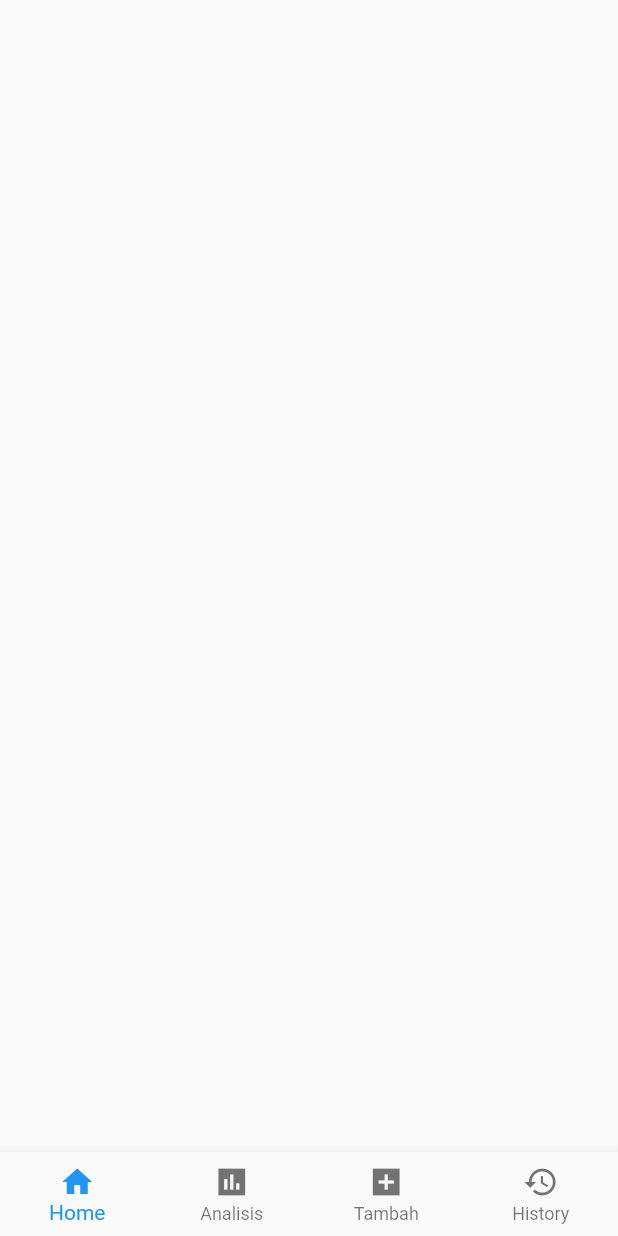
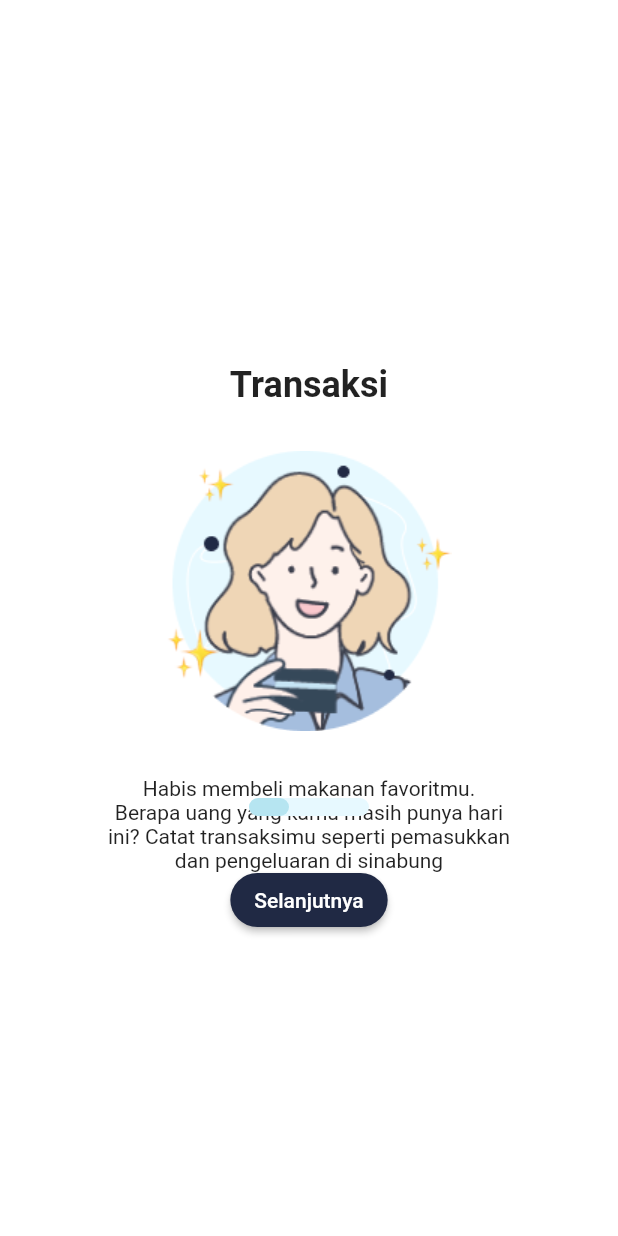
Before and after one commit to Yasminda19/mppl9, a Flutter app: the screen it shows after launch, on a phone screen of 412 x 824 dp. Run offline on Flutter 3.47's test engine with Material 2 defaults, Android fonts, the phone set to English and light mode, and no system bars; our stand-ins replace firebase_auth, firebase_core, google_sign_in, shared_preferences; accounts and stored records are empty.

Commit message:
onboarding

```diff
--- a/sinabung_flutter/sinabung/lib/Screens/sign_inScreen.dart
+++ b/sinabung_flutter/sinabung/lib/Screens/sign_inScreen.dart
@@ -1,7 +1,7 @@
 import 'package:flutter/material.dart';
 import 'package:sinabung/sign_in.dart';
 
-import 'first_screen.dart';
+// import 'first_screen.dart';
 
 class LoginPage extends StatefulWidget {
   @override
--- a/sinabung_flutter/sinabung/lib/main.dart
+++ b/sinabung_flutter/sinabung/lib/main.dart
@@ -1,17 +1,37 @@
 import 'package:flutter/material.dart';
-import 'card_widget.dart';
-import 'bottombar_widget.dart';
+import 'package:sinabung/utils/router.dart';
 
+import 'package:flutter/rendering.dart';
 
 void main() {
+  // debugPaintSizeEnabled = true;
   runApp(MyApp());
 }
 
 class MyApp extends StatelessWidget {
-
+  // This widget is the root of your application.
+  @override
   Widget build(BuildContext context) {
     return MaterialApp(
-      home: MyBottomBar()
+      title: 'Flutter Demo',
+      theme: ThemeData(
+        // This is the theme of your application.
+        //
+        // Try running your application with "flutter run". You'll see the
+        // application has a blue toolbar. Then, without quitting the app, try
+        // changing the primarySwatch below to Colors.green and then invoke
+        // "hot reload" (press "r" in the console where you ran "flutter run",
+        // or simply save your changes to "hot reload" in a Flutter IDE).
+        // Notice that the counter didn't reset back to zero; the application
+        // is not restarted.
+        primarySwatch: Colors.blue,
+        // This makes the visual density adapt to the platform that you run
+        // the app on. For desktop platforms, the controls will be smaller and
+        // closer together (more dense) than on mobile platforms.
+        visualDensity: VisualDensity.adaptivePlatformDensity,
+      ),
+      initialRoute: "/splash",
+      routes: appRoutes,
     );
   }
 }
--- /dev/null
+++ b/sinabung_flutter/sinabung/lib/utils/constants.dart
@@ -0,0 +1,6 @@
+class Constants {
+  static const testing = true;
+
+  // Shared Prefs keys
+  static const String appPreviouslyRunKey = "previously_run";
+}
--- /dev/null
+++ b/sinabung_flutter/sinabung/lib/utils/router.dart
@@ -0,0 +1,10 @@
+import 'package:sinabung/views/screens/splash.dart';
+import 'package:sinabung/views/screens/onboarding.dart';
+import 'package:sinabung/views/screens/auth.dart';
+
+Object appRoutes = {
+  "/splash": (context) => SplashScreenPage(),
+  "/onboarding": (context) => OnBoardingScreen(),
+  "/home": (context) => SplashScreenPage(),
+  "/auth": (context) => AuthPage(),
+};
--- /dev/null
+++ b/sinabung_flutter/sinabung/lib/utils/styles.dart
@@ -0,0 +1,5 @@
+import 'package:flutter/painting.dart';
+
+class Styles {
+  static const Color accentGreen = Color(0x202944);
+}
--- /dev/null
+++ b/sinabung_flutter/sinabung/lib/views/partials/onboarding_page.dart
@@ -0,0 +1,34 @@
+import 'package:flutter/material.dart';
+
+class OnBoardingPage extends StatelessWidget {
+  final String imgPath, title, body;
+
+  OnBoardingPage({this.imgPath, this.title, this.body});
+
+  @override
+  Widget build(BuildContext context) {
+    return Container(
+      margin: EdgeInsets.fromLTRB(72, 36, 72, 36),
+      child: Column(
+        mainAxisAlignment: MainAxisAlignment.center,
+        children: [
+          Text(
+            title,
+            style: TextStyle(
+              fontSize: 24,
+              fontWeight: FontWeight.bold,
+            ),
+          ),
+          SizedBox(height: 30),
+          Image.asset(imgPath),
+          SizedBox(height: 30),
+          Text(
+            body,
+            textAlign: TextAlign.center,
+            style: TextStyle(fontSize: 14),
+          ),
+        ],
+      ),
+    );
+  }
+}
--- /dev/null
+++ b/sinabung_flutter/sinabung/lib/views/screens/onboarding.dart
@@ -0,0 +1,122 @@
+import 'package:flutter/material.dart';
+import 'package:sinabung/utils/styles.dart';
+import 'package:sinabung/views/partials/onboarding_page.dart';
+import 'package:sinabung/views/partials/onboarding_indicator.dart';
+
+class OnBoardingScreen extends StatefulWidget {
+  @override
+  _OnBoardingScreenState createState() => _OnBoardingScreenState();
+}
+
+class _OnBoardingScreenState extends State<OnBoardingScreen> {
+  PageController _pageController;
+  int currentIndex = 0;
+
+  static const _kDuration = const Duration(microseconds: 300);
+  static const _kCurve = Curves.ease;
+  static const Color _kIndicatorBackgroundColor = Color(0xFFE7F9FF);
+  static const Color _kIndicatorColor = Color(0xFFB6E5F1);
+
+  void onPageChanged(int index) {
+    setState(() {
+      currentIndex = index;
+    });
+  }
+
+  void nextPage() {
+    _pageController.nextPage(duration: _kDuration, curve: _kCurve);
+  }
+
+  List<Widget> buildIndicators(int n) {
+    List<Widget> indicators = List<Widget>();
+    for (var i = 0; i < n; i++) {
+      indicators.add(
+        DecoratedBox(
+          decoration: BoxDecoration(
+            color: currentIndex == i ? _kIndicatorColor : Colors.transparent,
+            borderRadius: BorderRadius.all(Radius.circular(8)),
+          ),
+          child: SizedBox(height: 12, width: 80.0 / n),
+        ),
+      );
+    }
+    return indicators;
+  }
+
+  @override
+  void initState() {
+    super.initState();
+    this._pageController = PageController();
+  }
+
+  @override
+  void dispose() {
+    _pageController.dispose();
+    super.dispose();
+  }
+
+  @override
+  Widget build(BuildContext context) {
+    return Scaffold(
+      backgroundColor: Colors.white,
+      body: Stack(
+        alignment: Alignment.center,
+        children: [
+          PageView(
+            onPageChanged: onPageChanged,
+            controller: _pageController,
+            children: [
+              OnBoardingPage(
+                title: "Transaksi",
+                body:
+                    "Habis membeli makanan favoritmu. Berapa uang yang kamu masih punya hari ini? Catat transaksimu seperti pemasukkan dan pengeluaran di sinabung",
+                imgPath: "assets/images/onboarding1.png",
+              ),
+              OnBoardingPage(
+                title: "Analisis",
+                body:
+                    "Habis membeli makanan favoritmu. Berapa uang yang kamu masih punya hari ini? Catat transaksimu seperti pemasukkan dan pengeluaran di sinabung",
+                imgPath: "assets/images/onboarding2.png",
+              ),
+              OnBoardingPage(
+                title: "Menabung",
+                body:
+                    "Habis membeli makanan favoritmu. Berapa uang yang kamu masih punya hari ini? Catat transaksimu seperti pemasukkan dan pengeluaran di sinabung",
+                imgPath: "assets/images/onboarding3.png",
+              ),
+            ],
+          ),
+          Positioned(
+            bottom: 280,
+            child: DecoratedBox(
+              decoration: BoxDecoration(
+                color: _kIndicatorBackgroundColor,
+                borderRadius: BorderRadius.all(Radius.circular(8)),
+              ),
+              child: SizedBox(
+                height: 12,
+                width: 80,
+                child: Row(children: buildIndicators(3)),
+              ),
+            ),
+          ),
+          Positioned(
+            bottom: 200,
+            child: RaisedButton(
+              color: Color(0xFF202944),
+              shape: RoundedRectangleBorder(
+                  borderRadius: BorderRadius.circular(20)),
+              onPressed: () {
+                if (currentIndex != 2)
+                  nextPage();
+                else
+                  Navigator.of(context).pushNamed("/auth");
+              },
+              child: Text("Selanjutnya", style: TextStyle(color: Colors.white)),
+            ),
+          ),
+        ],
+      ),
+    );
+  }
+}
--- a/sinabung_flutter/sinabung/pubspec.yaml
+++ b/sinabung_flutter/sinabung/pubspec.yaml
@@ -31,6 +31,7 @@ dependencies:
   firebase_core: "^0.5.2"
   firebase_auth: "^0.18.3"
   google_sign_in: "^4.5.1"
+  shared_preferences: '>=0.5.12+4 <2.0.0'
 
 dev_dependencies:
   flutter_test:
```
Also changed, not shown: sinabung_flutter/sinabung/lib/views/partials/onboarding_indicator.dart (added, +34 -0 lines), sinabung_flutter/sinabung/lib/views/screens/auth.dart (added, +15 -0 lines), sinabung_flutter/sinabung/lib/views/screens/splash.dart (added, +46 -0 lines), sinabung_flutter/sinabung/lib/views/screens/home.dart (added), sinabung_flutter/sinabung/pubspec.lock.
